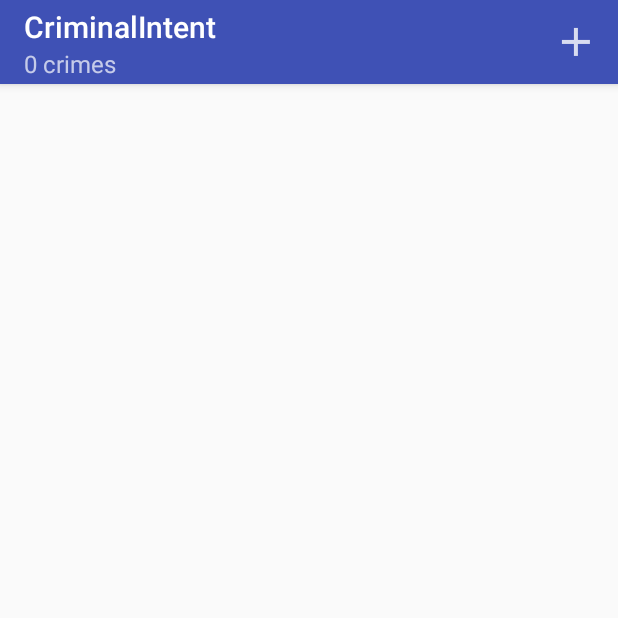
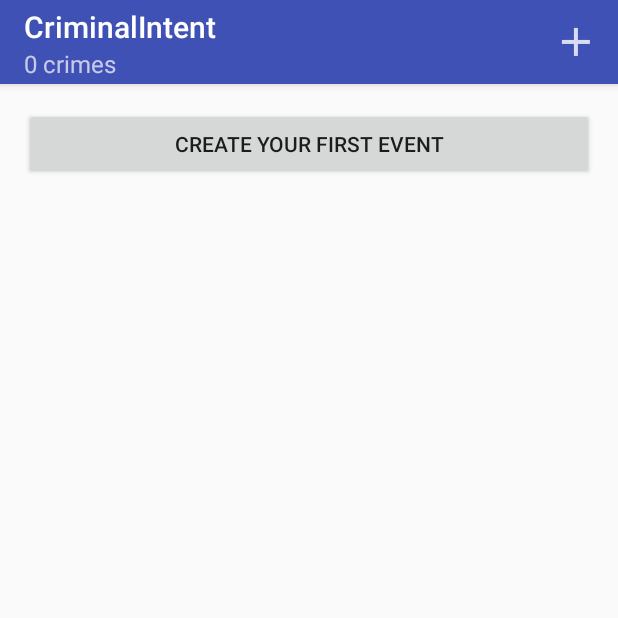
Before and after one commit to rosscooperman/android, an Android app: the fragment CrimeListFragment shown on its own in the app's theme, on a phone screen of 412 x 824 dp, the top half of it. Run offline under Robolectric (Android 15) with nearby library versions, the phone set to English and light mode, and no system bars.

Commit message:
Chapter 13 Challenge 3

```diff
--- a/app/src/main/java/com/knowme/criminalintent/CrimeListFragment.java
+++ b/app/src/main/java/com/knowme/criminalintent/CrimeListFragment.java
@@ -13,6 +13,7 @@ import android.view.MenuInflater;
 import android.view.MenuItem;
 import android.view.View;
 import android.view.ViewGroup;
+import android.widget.Button;
 import android.widget.CheckBox;
 import android.widget.CompoundButton;
 import android.widget.TextView;
@@ -26,6 +27,7 @@ public class CrimeListFragment extends Fragment {
     private RecyclerView mCrimeRecyclerView;
     private CrimeAdapter mCrimeAdapter;
     private int mActiveCrime = -1;
+    private Button mEmptyStateButton;
 
     @Nullable
     @Override
@@ -33,7 +35,16 @@ public class CrimeListFragment extends Fragment {
         View v = inflater.inflate(R.layout.fragment_crime_list, container, false);
 
         mCrimeRecyclerView = (RecyclerView)v.findViewById(R.id.crime_recycler_view);
+        mEmptyStateButton = (Button)v.findViewById(R.id.crime_list_empty_state_button);
+
         mCrimeRecyclerView.setLayoutManager(new LinearLayoutManager(getActivity()));
+
+        mEmptyStateButton.setOnClickListener(new View.OnClickListener() {
+            @Override
+            public void onClick(View view) {
+                editCrime(new Crime());
+            }
+        });
 
         updateUI();
         return v;
@@ -97,6 +108,12 @@ public class CrimeListFragment extends Fragment {
     private void updateUI() {
         CrimeLab crimeLab = CrimeLab.get(getActivity());
         List<Crime> crimes = crimeLab.getCrimes();
+
+        if (crimes.size() > 0) {
+            mEmptyStateButton.setVisibility(View.INVISIBLE);
+        } else {
+            mEmptyStateButton.setVisibility(View.VISIBLE);
+        }
 
         if (mCrimeAdapter == null) {
             mCrimeAdapter = new CrimeAdapter(crimes);
--- a/app/src/main/res/layout/fragment_crime_list.xml
+++ b/app/src/main/res/layout/fragment_crime_list.xml
@@ -1,7 +1,17 @@
 <?xml version="1.0" encoding="utf-8"?>
-<android.support.v7.widget.RecyclerView xmlns:android="http://schemas.android.com/apk/res/android"
-                                        android:id="@+id/crime_recycler_view"
-                                        android:layout_width="match_parent"
-                                        android:layout_height="match_parent">
+<RelativeLayout xmlns:android="http://schemas.android.com/apk/res/android"
+                android:layout_width="match_parent"
+                android:layout_height="match_parent">
 
-</android.support.v7.widget.RecyclerView>
+    <Button
+        android:id="@+id/crime_list_empty_state_button"
+        android:layout_width="match_parent"
+        android:layout_height="wrap_content"
+        android:text="@string/crime_list_empty_state"
+        android:layout_margin="16dp"/>
+
+    <android.support.v7.widget.RecyclerView
+       android:id="@+id/crime_recycler_view"
+       android:layout_width="match_parent"
+       android:layout_height="match_parent"/>
+</RelativeLayout>
--- a/app/src/main/res/values/strings.xml
+++ b/app/src/main/res/values/strings.xml
@@ -8,6 +8,7 @@
     <string name="time_picker_title">The time of the crime:</string>
     <string name="new_crime">New Crime</string>
     <string name="crime_delete_button">Delete Crime</string>
+    <string name="crime_list_empty_state">Create Your First Event</string>
     <plurals name="subtitle_plural">
         <item quantity="one">%1$d crime</item>
         <item quantity="other">%1$d crimes</item>
```
